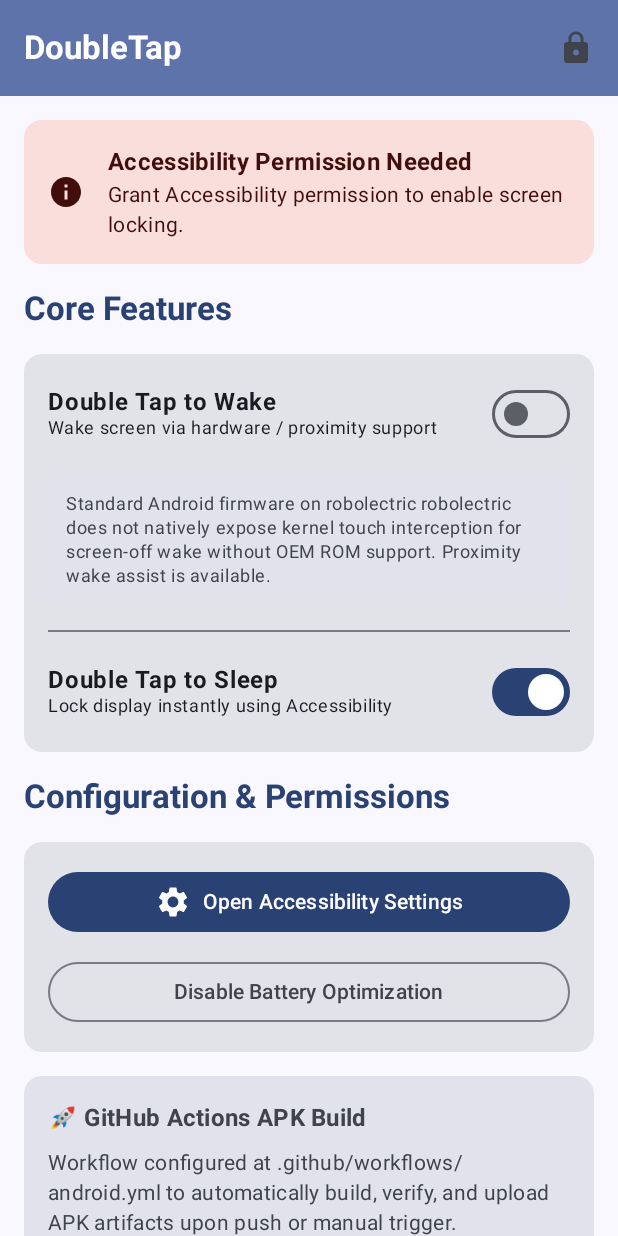
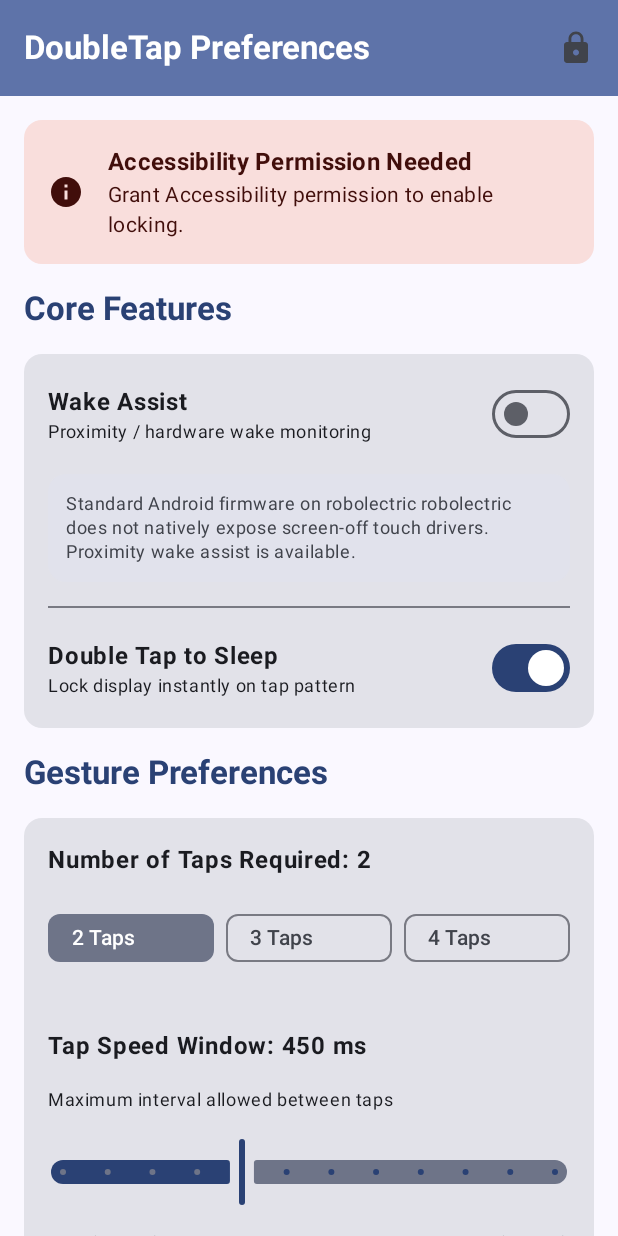
Before and after one commit to Bakare-Ayomide/Tapwake, an Android app built with Jetpack Compose: the screen it shows after launch (MainActivity), on a phone screen of 412 x 824 dp. Run offline under Robolectric (Android 15) with nearby library versions, the phone set to English and light mode, and no system bars.

Commit message:
feat: add configurable double-tap settings
Implement tap count, interval, and vibration logic in the foreground service and update the UI architecture to support user customization.

```diff
--- a/app/src/main/java/com/example/MainActivity.kt
+++ b/app/src/main/java/com/example/ui/MainActivity.kt
@@ -51,6 +51,13 @@ class MainActivity : ComponentActivity() {
                 val uiState by viewModel.uiState.collectAsState()
                 val context = LocalContext.current
 
+                // Sync preferences with Foreground Service static variables
+                LaunchedEffect(uiState.requiredTaps, uiState.maxTapIntervalMs, uiState.vibrationEnabled) {
+                    DoubleTapForegroundService.requiredTaps = uiState.requiredTaps
+                    DoubleTapForegroundService.maxTapIntervalMs = uiState.maxTapIntervalMs
+                    DoubleTapForegroundService.vibrationEnabled = uiState.vibrationEnabled
+                }
+
                 // Start Foreground Service if either wake or sleep is enabled
                 LaunchedEffect(uiState.isWakeEnabled || uiState.isSleepEnabled) {
                     if (uiState.isWakeEnabled || uiState.isSleepEnabled) {
@@ -71,6 +78,9 @@ class MainActivity : ComponentActivity() {
                         uiState = uiState,
                         onToggleWake = { viewModel.toggleWake(it) },
                         onToggleSleep = { viewModel.toggleSleep(it) },
+                        onSelectTaps = { viewModel.setRequiredTaps(it) },
+                        onTapIntervalChange = { viewModel.setMaxTapIntervalMs(it) },
+                        onToggleVibration = { viewModel.toggleVibration(it) },
                         onTestLock = {
                             val locked = DoubleTapAccessibilityService.lockDevice()
                             if (!locked) {
@@ -98,6 +108,9 @@ fun MainScreen(
     uiState: DoubleTapUiState,
     onToggleWake: (Boolean) -> Unit,
     onToggleSleep: (Boolean) -> Unit,
+    onSelectTaps: (Int) -> Unit,
+    onTapIntervalChange: (Long) -> Unit,
+    onToggleVibration: (Boolean) -> Unit,
     onTestLock: () -> Unit,
     onOpenAccessibility: () -> Unit,
     onOpenBatteryOptimization: () -> Unit
@@ -107,7 +120,7 @@ fun MainScreen(
     Scaffold(
         topBar = {
             TopAppBar(
-                title = { Text("DoubleTap", fontWeight = FontWeight.Bold) },
+                title = { Text("DoubleTap Preferences", fontWeight = FontWeight.Bold) },
                 colors = TopAppBarDefaults.topAppBarColors(
                     containerColor = MaterialTheme.colorScheme.primaryContainer,
                     titleContentColor = MaterialTheme.colorScheme.onPrimaryContainer
@@ -166,9 +179,9 @@ fun MainScreen(
                         )
                         Text(
                             text = if (isAccessibilityActive)
-                                "Double-tap to sleep is fully active."
+                                "Screen locking is fully active."
                             else
-                                "Grant Accessibility permission to enable screen locking.",
+                                "Grant Accessibility permission to enable locking.",
                             style = MaterialTheme.typography.bodyMedium,
                             color = if (isAccessibilityActive)
                                 MaterialTheme.colorScheme.onSecondaryContainer
@@ -179,7 +192,7 @@ fun MainScreen(
                 }
             }
 
-            // Core Switches Section (Two Independent ON/OFF Switches as requested)
+            // Core Switches
             Text(
                 text = "Core Features",
                 style = MaterialTheme.typography.titleLarge,
@@ -192,15 +205,14 @@ fun MainScreen(
                     modifier = Modifier.padding(16.dp),
                     verticalArrangement = Arrangement.spacedBy(16.dp)
                 ) {
-                    // Switch 1: Double Tap to Wake
                     Row(
                         modifier = Modifier.fillMaxWidth(),
                         horizontalArrangement = Arrangement.SpaceBetween,
                         verticalAlignment = Alignment.CenterVertically
                     ) {
                         Column(modifier = Modifier.weight(1f)) {
-                            Text("Double Tap to Wake", fontWeight = FontWeight.Bold, style = MaterialTheme.typography.bodyLarge)
-                            Text("Wake screen via hardware / proximity support", style = MaterialTheme.typography.bodySmall)
+                            Text("Wake Assist", fontWeight = FontWeight.Bold)
+                            Text("Proximity / hardware wake monitoring", style = MaterialTheme.typography.bodySmall)
                         }
                         Switch(
                             checked = uiState.isWakeEnabled,
@@ -209,11 +221,8 @@ fun MainScreen(
                         )
                     }
 
-                    // Hardware Support Status for Wake
                     Card(
-                        colors = CardDefaults.cardColors(
-                            containerColor = MaterialTheme.colorScheme.surfaceVariant
-                        ),
+                        colors = CardDefaults.cardColors(containerColor = MaterialTheme.colorScheme.surfaceVariant),
                         modifier = Modifier.fillMaxWidth()
                     ) {
                         Text(
@@ -225,15 +234,14 @@ fun MainScreen(
 
                     Divider()
 
-                    // Switch 2: Double Tap to Sleep
                     Row(
                         modifier = Modifier.fillMaxWidth(),
                         horizontalArrangement = Arrangement.SpaceBetween,
                         verticalAlignment = Alignment.CenterVertically
                     ) {
                         Column(modifier = Modifier.weight(1f)) {
-                            Text("Double Tap to Sleep", fontWeight = FontWeight.Bold, style = MaterialTheme.typography.bodyLarge)
-                            Text("Lock display instantly using Accessibility", style = MaterialTheme.typography.bodySmall)
+                            Text("Double Tap to Sleep", fontWeight = FontWeight.Bold)
+                            Text("Lock display instantly on tap pattern", style = MaterialTheme.typography.bodySmall)
                         }
                         Switch(
                             checked = uiState.isSleepEnabled,
@@ -244,9 +252,79 @@ fun MainScreen(
                 }
             }
 
-            // Setup & Permissions
+            // Advanced Preferences: Number of Taps & Speed
             Text(
-                text = "Configuration & Permissions",
+                text = "Gesture Preferences",
+                style = MaterialTheme.typography.titleLarge,
+                fontWeight = FontWeight.Bold,
+                color = MaterialTheme.colorScheme.primary
+            )
+
+            Card(modifier = Modifier.fillMaxWidth()) {
+                Column(
+                    modifier = Modifier.padding(16.dp),
+                    verticalArrangement = Arrangement.spacedBy(16.dp)
+                ) {
+                    // Number of taps selector
+                    Text("Number of Taps Required: ${uiState.requiredTaps}", fontWeight = FontWeight.Bold)
+                    Row(
+                        modifier = Modifier.fillMaxWidth(),
+                        horizontalArrangement = Arrangement.spacedBy(8.dp)
+                    ) {
+                        listOf(2, 3, 4).forEach { count ->
+                            FilterChip(
+                                selected = uiState.requiredTaps == count,
+                                onClick = { onSelectTaps(count) },
+                                label = { Text("$count Taps") },
+                                modifier = Modifier.weight(1f)
+                            )
+                        }
+                    }
+
+                    Spacer(modifier = Modifier.height(4.dp))
+
+                    // Tap Speed / Time Window slider
+                    Text("Tap Speed Window: ${uiState.maxTapIntervalMs} ms", fontWeight = FontWeight.Bold)
+                    Text("Maximum interval allowed between taps", style = MaterialTheme.typography.bodySmall)
+                    Slider(
+                        value = uiState.maxTapIntervalMs.toFloat(),
+                        onValueChange = { onTapIntervalChange(it.toLong()) },
+                        valueRange = 250f..800f,
+                        steps = 10,
+                        modifier = Modifier.testTag("slider_tap_speed")
+                    )
+                    Row(
+                        modifier = Modifier.fillMaxWidth(),
+                        horizontalArrangement = Arrangement.SpaceBetween
+                    ) {
+                        Text("Fast (250ms)", style = MaterialTheme.typography.bodySmall)
+                        Text("Relaxed (800ms)", style = MaterialTheme.typography.bodySmall)
+                    }
+
+                    Divider()
+
+                    // Vibration feedback toggle
+                    Row(
+                        modifier = Modifier.fillMaxWidth(),
+                        horizontalArrangement = Arrangement.SpaceBetween,
+                        verticalAlignment = Alignment.CenterVertically
+                    ) {
+                        Column(modifier = Modifier.weight(1f)) {
+                            Text("Vibration Feedback", fontWeight = FontWeight.Bold)
+                            Text("Haptic pulse on successful lock", style = MaterialTheme.typography.bodySmall)
+                        }
+                        Switch(
+                            checked = uiState.vibrationEnabled,
+                            onCheckedChange = onToggleVibration,
+                            modifier = Modifier.testTag("switch_vibration")
+                        )
+                    }
+                }
+            }
+
+            // Permissions & Setup
+            Text(
+                text = "Setup & Permissions",
                 style = MaterialTheme.typography.titleLarge,
                 fontWeight = FontWeight.Bold,
                 color = MaterialTheme.colorScheme.primary
@@ -259,48 +337,21 @@ fun MainScreen(
                 ) {
                     Button(
                         onClick = onOpenAccessibility,
-                        modifier = Modifier
-                            .fillMaxWidth()
-                            .testTag("btn_accessibility")
+                        modifier = Modifier.fillMaxWidth()
                     ) {
                         Icon(Icons.Default.Settings, contentDescription = null)
                         Spacer(modifier = Modifier.width(8.dp))
-                        Text("Open Accessibility Settings")
+                        Text("Enable Accessibility Service")
                     }
 
                     OutlinedButton(
                         onClick = onOpenBatteryOptimization,
-                        modifier = Modifier
-                            .fillMaxWidth()
-                            .testTag("btn_battery")
+                        modifier = Modifier.fillMaxWidth()
                     ) {
                         Text("Disable Battery Optimization")
                     }
                 }
             }
-
-            // GitHub Actions APK Build info
-            Card(
-                colors = CardDefaults.cardColors(
-                    containerColor = MaterialTheme.colorScheme.surfaceVariant
-                ),
-                modifier = Modifier.fillMaxWidth()
-            ) {
-                Column(
-                    modifier = Modifier.padding(16.dp),
-                    verticalArrangement = Arrangement.spacedBy(8.dp)
-                ) {
-                    Text(
-                        text = "🚀 GitHub Actions APK Build",
-                        style = MaterialTheme.typography.titleMedium,
-                        fontWeight = FontWeight.Bold
-                    )
-                    Text(
-                        text = "Workflow configured at .github/workflows/android.yml to automatically build, verify, and upload APK artifacts upon push or manual trigger.",
-                        style = MaterialTheme.typography.bodyMedium
-                    )
-                }
-            }
         }
     }
 }
--- a/app/src/main/java/com/example/ui/MainViewModel.kt
+++ b/app/src/main/java/com/example/ui/MainViewModel.kt
@@ -10,6 +10,10 @@ import kotlinx.coroutines.flow.update
 data class DoubleTapUiState(
     val isWakeEnabled: Boolean = false,
     val isSleepEnabled: Boolean = true,
+    val requiredTaps: Int = 2, // 2, 3, or 4 taps
+    val maxTapIntervalMs: Long = 450L, // 300ms to 800ms
+    val vibrationEnabled: Boolean = true,
+    val sensitivity: Float = 0.5f,
     val isHardwareWakeSupported: Boolean = false,
     val hardwareWakeStatusMessage: String = ""
 )
@@ -23,22 +27,16 @@ class MainViewModel : ViewModel() {
     }
 
     private fun checkHardwareWakeSupport() {
-        // Genuine check for double tap to wake / screen-off wake capability.
-        // True double-tap-to-wake requires OEM kernel/firmware support (e.g., Samsung One UI / custom kernels).
-        // Standard Android apps cannot intercept touch events while the screen is completely powered off
-        // unless provided by OEM firmware or root/accessibility wake drivers.
         val manufacturer = Build.MANUFACTURER.lowercase()
-        val brand = Build.BRAND.lowercase()
-
         val supportsOemWake = manufacturer.contains("samsung") ||
-                              manufacturer.contains("oneplus") ||
-                              manufacturer.contains("xiaomi") ||
-                              manufacturer.contains("asus")
+                manufacturer.contains("oneplus") ||
+                manufacturer.contains("xiaomi") ||
+                manufacturer.contains("asus")
 
         val message = if (supportsOemWake) {
-            "Device firmware (${Build.MANUFACTURER}) may support tap-to-wake via system settings. Check device display settings."
+            "Device firmware (${Build.MANUFACTURER}) supports tap-to-wake via system display settings."
         } else {
-            "Standard Android firmware on ${Build.MANUFACTURER} ${Build.MODEL} does not natively expose kernel touch interception for screen-off wake without OEM ROM support. Proximity wake assist is available."
+            "Standard Android firmware on ${Build.MANUFACTURER} ${Build.MODEL} does not natively expose screen-off touch drivers. Proximity wake assist is available."
         }
 
         _uiState.update {
@@ -56,4 +54,20 @@ class MainViewModel : ViewModel() {
     fun toggleSleep(enabled: Boolean) {
         _uiState.update { it.copy(isSleepEnabled = enabled) }
     }
+
+    fun setRequiredTaps(taps: Int) {
+        _uiState.update { it.copy(requiredTaps = taps) }
+    }
+
+    fun setMaxTapIntervalMs(intervalMs: Long) {
+        _uiState.update { it.copy(maxTapIntervalMs = intervalMs) }
+    }
+
+    fun toggleVibration(enabled: Boolean) {
+        _uiState.update { it.copy(vibrationEnabled = enabled) }
+    }
+
+    fun setSensitivity(sensitivity: Float) {
+        _uiState.update { it.copy(sensitivity = sensitivity) }
+    }
 }
```
Also changed, not shown: app/src/main/java/com/example/service/DoubleTapForegroundService.kt (+107 -4 lines), app/src/main/java/com/example/service/WakeSleepForegroundService.kt (+63 -40 lines).
